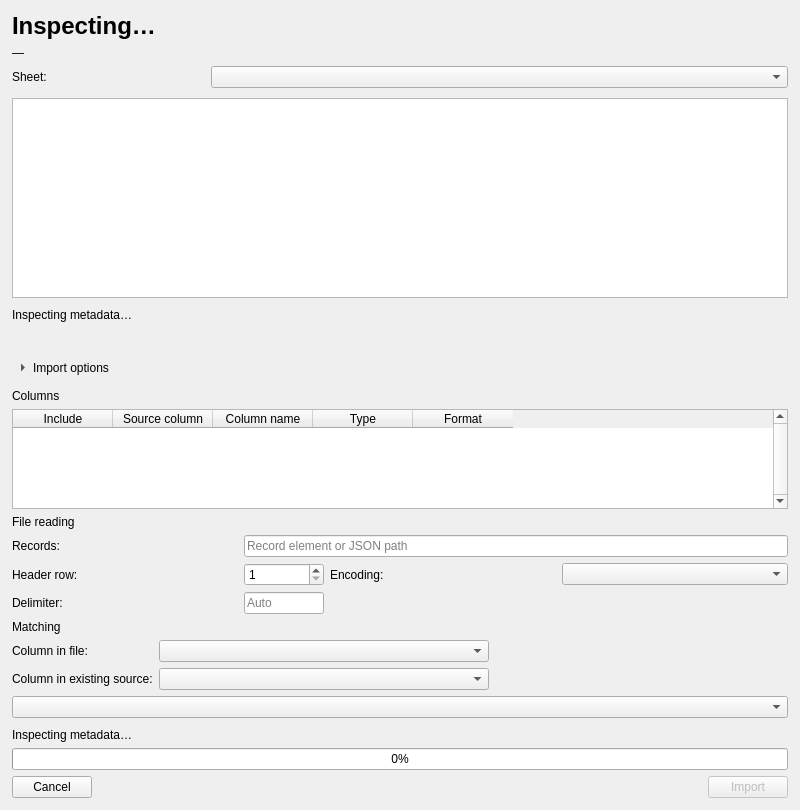
The window that src/MetadataArea/ui/metadata_import_dialog.ui (eidora-desktop/EIDORA) describes before a commit, drawn with Qt 5.
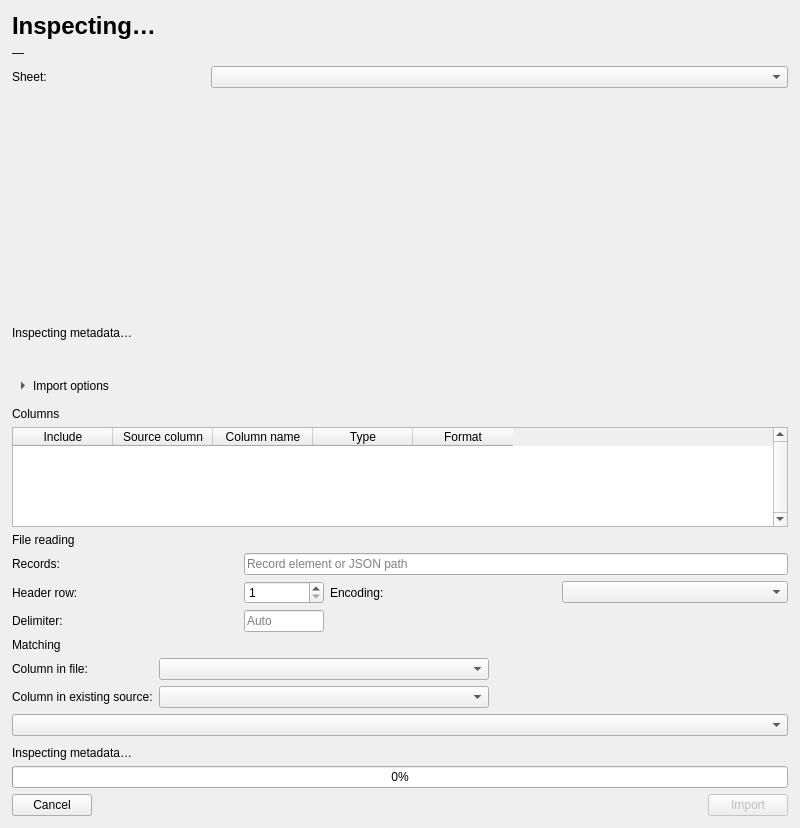
The same window after the commit. The open tabs and pages were chosen to show the change.

Commit message: Reject nested object arrays and show import errors in preview

```diff
--- a/src/MetadataArea/ui/metadata_import_dialog.ui
+++ b/src/MetadataArea/ui/metadata_import_dialog.ui
@@ -108,6 +108,14 @@
     </widget>
    </item>
    <item>
+    <widget class="QStackedWidget" name="stack_preview">
+     <widget class="QWidget" name="panel_preview_table">
+      <layout class="QVBoxLayout" name="layout_preview_table">
+       <property name="leftMargin"><number>0</number></property>
+       <property name="topMargin"><number>0</number></property>
+       <property name="rightMargin"><number>0</number></property>
+       <property name="bottomMargin"><number>0</number></property>
+       <item>
     <widget class="QTableWidget" name="table_data_preview">
      <property name="minimumSize">
       <size>
@@ -124,6 +132,24 @@
      <property name="alternatingRowColors">
       <bool>true</bool>
      </property>
+    </widget>
+       </item>
+      </layout>
+     </widget>
+     <widget class="QWidget" name="panel_preview_error">
+      <layout class="QVBoxLayout" name="layout_preview_error">
+       <item>
+        <widget class="QLabel" name="label_preview_error">
+         <property name="minimumSize"><size><width>0</width><height>200</height></size></property>
+         <property name="text"><string /></property>
+         <property name="textFormat"><enum>Qt::TextFormat::PlainText</enum></property>
+         <property name="wordWrap"><bool>true</bool></property>
+         <property name="alignment"><set>Qt::AlignmentFlag::AlignCenter</set></property>
+         <property name="textRole" stdset="0"><string>error</string></property>
+        </widget>
+       </item>
+      </layout>
+     </widget>
     </widget>
    </item>
    <item>
```
The commit also changes 6 other files.
